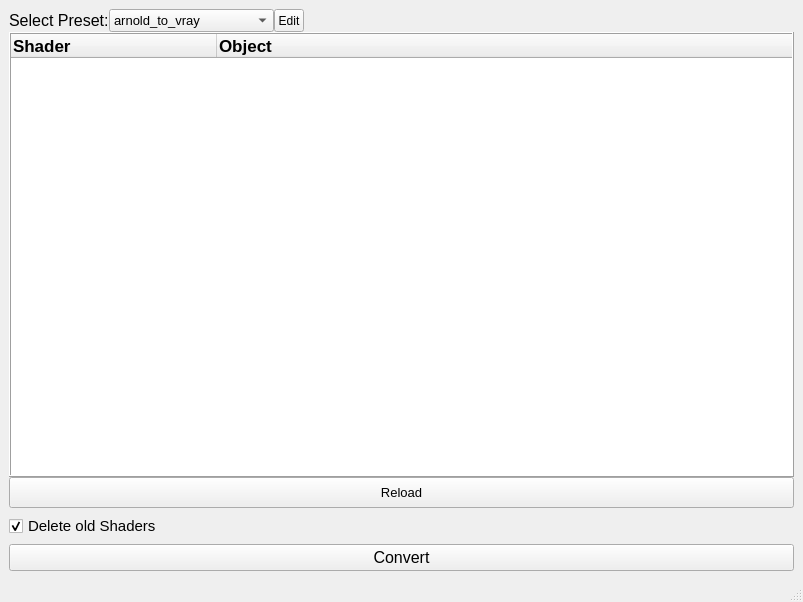
This is ui_bk/ui.ui in Itsadasomnark/ShaderConvertor as Qt 5 draws it before an edit. The edited form follows.
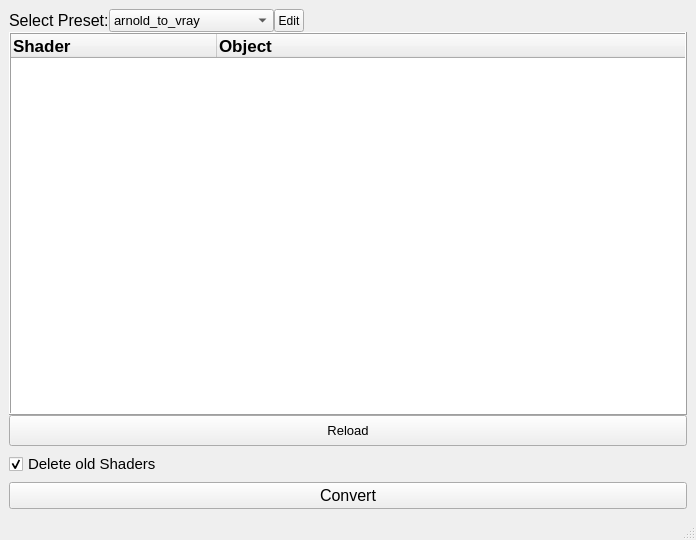
This is the edited form.

```diff
--- a/ui_bk/ui.ui
+++ b/ui_bk/ui.ui
@@ -6,8 +6,8 @@
    <rect>
     <x>0</x>
     <y>0</y>
-    <width>803</width>
-    <height>602</height>
+    <width>696</width>
+    <height>540</height>
    </rect>
   </property>
   <property name="sizePolicy">
```
Left out of the diff: 2 changed lines with no effect on the pictures.
